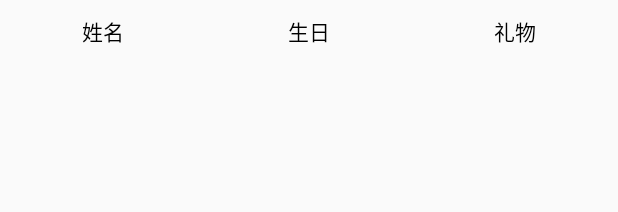
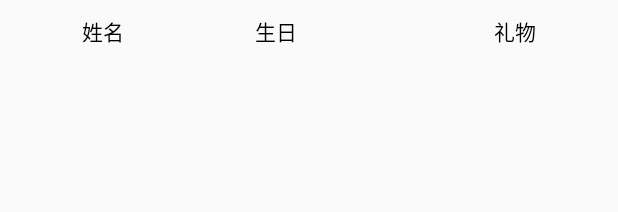
Before and after one commit to Lrrent/Lab8_SQLite, an Android app: the layout memberitem.xml on its own in the app's theme, with its tools: preview values and no code run, on a phone screen of 412 x 824 dp. Shown: the top 212 px of the screen. Run offline under Robolectric (Android 15) with nearby library versions, the phone set to English and light mode, and no system bars.

Commit message:
解决布局

```diff
--- a/app/src/main/res/layout/memberitem.xml
+++ b/app/src/main/res/layout/memberitem.xml
@@ -12,7 +12,7 @@
         android:layout_marginTop="@dimen/title"
         android:layout_marginBottom="@dimen/title">
         <LinearLayout
-            android:layout_width="wrap_content"
+            android:layout_width="0dp"
             android:layout_height="wrap_content"
             android:layout_weight="1"
             android:gravity="center">
@@ -25,7 +25,7 @@
                 />
         </LinearLayout>
         <LinearLayout
-            android:layout_width="wrap_content"
+            android:layout_width="0dp"
             android:layout_height="wrap_content"
             android:layout_weight="1"
             android:orientation="vertical"
@@ -36,11 +36,12 @@
                 android:id="@+id/item_birth"
                 android:text="@string/birth"
                 android:textColor="#000000"
-                android:layout_gravity="center_horizontal"
+                android:layout_gravity="center"
+                android:layout_marginRight="22dp"
                 />
         </LinearLayout>
         <LinearLayout
-            android:layout_width="wrap_content"
+            android:layout_width="0dp"
             android:layout_height="wrap_content"
             android:orientation="vertical"
             android:layout_weight="1">
```
Also changed, not shown: app/src/main/res/layout/activity_main.xml (+5 -3 lines).
